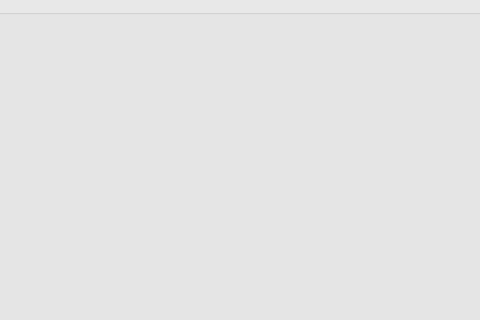
Above: ResistorColorCodeCalculator_GUI/mainwindow.ui from andrei-crisu/ResistorColorCodeCalculator before the change; both pictures show x 160 to 640 and y 0 to 320 of the 800 by 600 pixel window. Below: the same form after it.
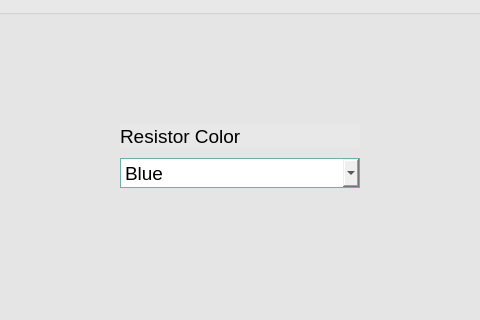
That is the form after the change. The open tabs and pages were chosen to show the change. Icons and pictures are not drawn.

What changed in the file:
```diff
--- a/ResistorColorCodeCalculator_GUI/mainwindow.ui
+++ b/ResistorColorCodeCalculator_GUI/mainwindow.ui
@@ -1452,6 +1452,178 @@
           <property name="title">
            <string/>
           </property>
+          <layout class="QHBoxLayout" name="horizontalLayout_7">
+           <item>
+            <spacer name="horizontalSpacer_11">
+             <property name="orientation">
+              <enum>Qt::Horizontal</enum>
+             </property>
+             <property name="sizeHint" stdset="0">
+              <size>
+               <width>248</width>
+               <height>20</height>
+              </size>
+             </property>
+            </spacer>
+           </item>
+           <item>
+            <layout class="QVBoxLayout" name="verticalLayout_15">
+             <item>
+              <spacer name="verticalSpacer_10">
+               <property name="orientation">
+                <enum>Qt::Vertical</enum>
+               </property>
+               <property name="sizeType">
+                <enum>QSizePolicy::Fixed</enum>
+               </property>
+               <property name="sizeHint" stdset="0">
+                <size>
+                 <width>20</width>
+                 <height>100</height>
+                </size>
+               </property>
+              </spacer>
+             </item>
+             <item>
+              <layout class="QVBoxLayout" name="verticalLayout_14">
+               <property name="spacing">
+                <number>10</number>
+               </property>
+               <item>
+                <widget class="QLabel" name="label_7">
+                 <property name="minimumSize">
+                  <size>
+                   <width>240</width>
+                   <height>24</height>
+                  </size>
+                 </property>
+                 <property name="maximumSize">
+                  <size>
+                   <width>16777215</width>
+                   <height>24</height>
+                  </size>
+                 </property>
+                 <property name="font">
+                  <font>
+                   <pointsize>14</pointsize>
+                  </font>
+                 </property>
+                 <property name="styleSheet">
+                  <string notr="true"/>
+                 </property>
+                 <property name="text">
+                  <string>Resistor Color</string>
+                 </property>
+                </widget>
+               </item>
+               <item>
+                <widget class="QComboBox" name="resistorColorComboBox">
+                 <property name="minimumSize">
+                  <size>
+                   <width>0</width>
+                   <height>30</height>
+                  </size>
+                 </property>
+                 <property name="maximumSize">
+                  <size>
+                   <width>16777215</width>
+                   <height>30</height>
+                  </size>
+                 </property>
+                 <property name="font">
+                  <font>
+                   <pointsize>14</pointsize>
+                  </font>
+                 </property>
+                 <property name="styleSheet">
+                  <string notr="true">  QComboBox {
+	 background-color:none;
+	 border-color :rgb(108, 176, 168);
+	color: rgb(0, 0 0);
+      border-style:solid;
+      border-width:1px;
+  }
+
+  QComboBox:hover { 
+	background-color: rgb(108, 176, 168);
+	color: rgb(255, 255, 255);
+  }</string>
+                 </property>
+                 <property name="currentIndex">
+                  <number>0</number>
+                 </property>
+                 <property name="insertPolicy">
+                  <enum>QComboBox::NoInsert</enum>
+                 </property>
+                 <property name="iconSize">
+                  <size>
+                   <width>24</width>
+                   <height>24</height>
+                  </size>
+                 </property>
+                 <item>
+                  <property name="text">
+                   <string>Blue</string>
+                  </property>
+                  <property name="icon">
+                   <iconset>
+                    <normalon>:/button_icons/icons/square_blue.png</normalon>
+                   </iconset>
+                  </property>
+                 </item>
+                 <item>
+                  <property name="text">
+                   <string>Beige </string>
+                  </property>
+                  <property name="icon">
+                   <iconset>
+                    <normalon>:/button_icons/icons/square_beige.png</normalon>
+                   </iconset>
+                  </property>
+                 </item>
+                 <item>
+                  <property name="text">
+                   <string>Grey</string>
+                  </property>
+                  <property name="icon">
+                   <iconset>
+                    <normalon>:/button_icons/icons/square_grey.png</normalon>
+                   </iconset>
+                  </property>
+                 </item>
+                </widget>
+               </item>
+              </layout>
+             </item>
+             <item>
+              <spacer name="verticalSpacer_9">
+               <property name="orientation">
+                <enum>Qt::Vertical</enum>
+               </property>
+               <property name="sizeHint" stdset="0">
+                <size>
+                 <width>20</width>
+                 <height>40</height>
+                </size>
+               </property>
+              </spacer>
+             </item>
+            </layout>
+           </item>
+           <item>
+            <spacer name="horizontalSpacer_12">
+             <property name="orientation">
+              <enum>Qt::Horizontal</enum>
+             </property>
+             <property name="sizeHint" stdset="0">
+              <size>
+               <width>248</width>
+               <height>20</height>
+              </size>
+             </property>
+            </spacer>
+           </item>
+          </layout>
          </widget>
         </item>
         <item>
```
Left out of the diff: 5 changed lines with no effect on the pictures.
